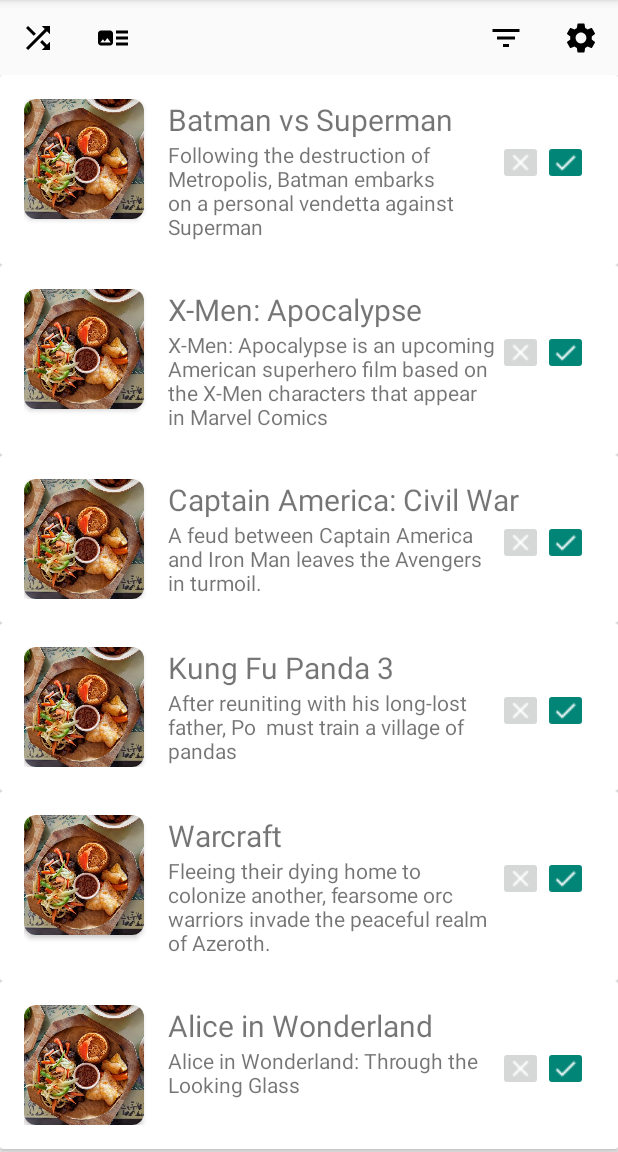
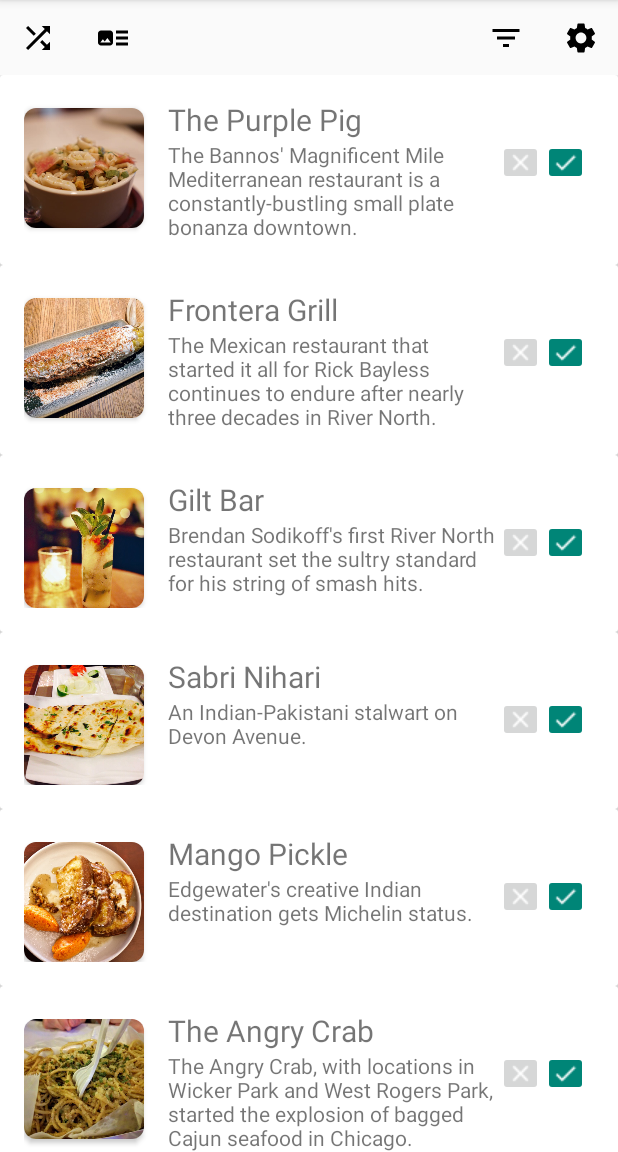
Before and after one commit to jessiekc/SimpleFood, an Android app: the SummaryViewActivity screen opened directly, with no data from a screen before it, on a phone screen of 412 x 824 dp, the part 84-1236 px from its top. Run offline under Robolectric (Android 15) with nearby library versions, the phone set to English and light mode, and no system bars.

Commit message:
summary view layout

```diff
--- a/app/src/main/java/com/cityscholar/cs465/simplefood/SummaryViewActivity.java
+++ b/app/src/main/java/com/cityscholar/cs465/simplefood/SummaryViewActivity.java
@@ -2,6 +2,7 @@ package com.cityscholar.cs465.simplefood;
 
 import android.app.Activity;
 import android.content.Intent;
+import android.net.Uri;
 import android.os.Bundle;
 import android.support.v7.widget.LinearLayoutManager;
 import android.support.v7.widget.RecyclerView;
@@ -12,6 +13,9 @@ import java.util.List;
 
 public class SummaryViewActivity extends Activity {
     private ImageButton buttonDetail;
+    private ImageButton buttonCheck;
+
+
     @Override
     protected void onCreate(Bundle savedInstanceState) {
         super.onCreate(savedInstanceState);
@@ -29,17 +33,34 @@ public class SummaryViewActivity extends Activity {
             Intent intent = new Intent(SummaryViewActivity.this, MainActivity.class);
             startActivity(intent);
         });
+
+//        buttonCheck = findViewById(R.id.buttonCheck);
+//        buttonCheck.setOnClickListener(v -> {
+//            Uri gmmIntentUri = Uri.parse("geo:0,0?q=1600 Amphitheatre Parkway, Mountain+View, California");
+//            Intent mapIntent = new Intent(Intent.ACTION_VIEW, gmmIntentUri);
+//            mapIntent.setPackage("com.google.android.apps.maps");
+//            startActivity(mapIntent);
+//        });
     }
     public List<SummaryListData> fill_with_data() {
 
         List<SummaryListData> data = new ArrayList<>();
 
-        data.add(new SummaryListData("Batman vs Superman", "Following the destruction of Metropolis, Batman embarks on a personal vendetta against Superman ", R.drawable.restaurant_detail_img1));
-        data.add(new SummaryListData("X-Men: Apocalypse", "X-Men: Apocalypse is an upcoming American superhero film based on the X-Men characters that appear in Marvel Comics ", R.drawable.restaurant_detail_img1));
-        data.add(new SummaryListData("Captain America: Civil War", "A feud between Captain America and Iron Man leaves the Avengers in turmoil.  ", R.drawable.restaurant_detail_img1));
-        data.add(new SummaryListData("Kung Fu Panda 3", "After reuniting with his long-lost father, Po  must train a village of pandas", R.drawable.restaurant_detail_img1));
-        data.add(new SummaryListData("Warcraft", "Fleeing their dying home to colonize another, fearsome orc warriors invade the peaceful realm of Azeroth. ", R.drawable.restaurant_detail_img1));
-        data.add(new SummaryListData("Alice in Wonderland", "Alice in Wonderland: Through the Looking Glass ", R.drawable.restaurant_detail_img1));
+        data.add(new SummaryListData("The Purple Pig", "The Bannos' Magnificent Mile Mediterranean restaurant is a constantly-bustling small plate bonanza downtown.", R.drawable.restaurant1_detail_img1));
+        data.add(new SummaryListData("Frontera Grill", "The Mexican restaurant that started it all for Rick Bayless continues to endure after nearly three decades in River North.", R.drawable.restaurant2_detail_img1));
+        data.add(new SummaryListData("Gilt Bar", "Brendan Sodikoff's first River North restaurant set the sultry standard for his string of smash hits.", R.drawable.restaurant3_detail_img1));
+        data.add(new SummaryListData("Sabri Nihari", "An Indian-Pakistani stalwart on Devon Avenue.", R.drawable.restaurant4_detail_img1));
+        data.add(new SummaryListData("Mango Pickle", "Edgewater's creative Indian destination gets Michelin status.", R.drawable.restaurant5_detail_img1));
+        data.add(new SummaryListData("The Angry Crab", "The Angry Crab, with locations in Wicker Park and West Rogers Park, started the explosion of bagged Cajun seafood in Chicago.", R.drawable.restaurant6_detail_img1));
+        data.add(new SummaryListData("Jin Thai Cuisine", "This North Side Thai restaurant gets another accolade from the Michelin Man.", R.drawable.restaurant7_detail_img1));
+        data.add(new SummaryListData("Herb", "The fancy Thai restaurant up north is a Bib Gourmand for the third year.", R.drawable.restaurant8_detail_img1));
+        data.add(new SummaryListData("Passerotto", "Chef Jennifer Kim (Snaggletooth) has wowed fans in Andersonville. A suburban Chicago native, she celebrates her Korean heritage using Western kitchen techniques and good wine.", R.drawable.restaurant9_detail_img1));
+        data.add(new SummaryListData("San Soo Gab San", "San Soo Gab San is a carnivores dream with Korean tabletop grills in a no-frills atmosphere. The restaurant is also well past midnight, and runs a suburban location in Morton Grove. There’s also a location in River West.", R.drawable.restaurant10_detail_img1));
+        data.add(new SummaryListData("Hopleaf Bar", "The gold standard for craft beer bars in Chicago, Hopleaf's menu that includes oysters and Montreal-style brisket has something for everyone.", R.drawable.restaurant11_detail_img1));
+        data.add(new SummaryListData("Smoque BBQ", "Perhaps the city's best barbecue, eaters venture from far and wide for the acclaimed ribs, pulled pork, brisket, and much more.", R.drawable.restaurant12_detail_img1));
+        data.add(new SummaryListData("Wood", "This Boystown restaurant has fine-dining pedigree and outstanding cocktails.", R.drawable.restaurant13_detail_img1));
+        data.add(new SummaryListData("Ceres' Table", "The East Lakeview Italian restaurant hasn't lost a step since relocating from further north.", R.drawable.restaurant14_detail_img1));
+        data.add(new SummaryListData("Chilam Balam", "The creative Mexican restaurant in East Lakeview gets more accolades from the Michelin Guide.", R.drawable.restaurant15_detail_img1));
 
         return data;
     }
--- a/app/src/main/res/layout/summary_view_row_layout.xml
+++ b/app/src/main/res/layout/summary_view_row_layout.xml
@@ -19,6 +19,7 @@
             android:layout_width="wrap_content"
             android:layout_height="wrap_content"
             android:layout_marginRight="16dp"
+            android:layout_marginTop="6dp"
             android:elevation="10dp"
             app:cardCornerRadius="8dp">
 
```
